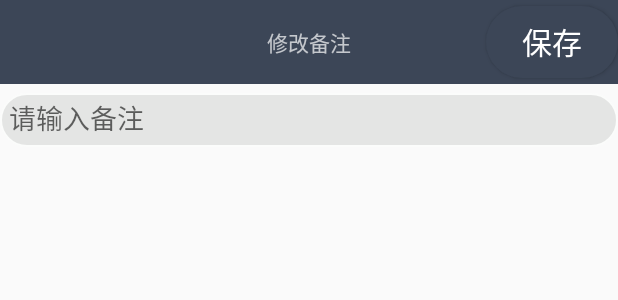
After one commit to lizhenzn/CM, an Android app: the layout activity_change_friend_note.xml on its own in the app's theme, with its tools: preview values and no code run, on a phone screen of 412 x 824 dp. The commit adds this screen. Shown: the top 300 px of the screen. Run offline under Robolectric (Android 15) with nearby library versions, the phone set to English and light mode, and no system bars.

Commit message:
1、添加好友备注功能 2、解决图片过大发送异常问题

```diff
--- a/app/src/main/AndroidManifest.xml
+++ b/app/src/main/AndroidManifest.xml
@@ -18,7 +18,8 @@
         android:roundIcon="@drawable/cm"
         android:supportsRtl="true"
         android:theme="@style/AppTheme">
-        <activity android:name=".friend.AccuseFriendActivity"></activity>
+        <activity android:name=".friend.ChangeFriendNoteActivity"></activity>
+        <activity android:name=".friend.AccuseFriendActivity" />
         <activity android:name=".myInfo.ChangePasswordActivity" />
         <activity android:name=".myInfo.EditEmailActivity" />
 
--- a/app/src/main/java/com/example/cm/friend/FriendBtnFragment.java
+++ b/app/src/main/java/com/example/cm/friend/FriendBtnFragment.java
@@ -26,7 +26,6 @@ private Button friendBtn;
         friendBtn.setOnClickListener(new View.OnClickListener() {
             @Override
             public void onClick(View v) {
-                Toast.makeText(getActivity(),"233333",Toast.LENGTH_LONG).show();
                 Intent intent=new Intent(getContext(),ContantActivity.class);
                 startActivity(intent);
                 ((Activity)MainActivity.getInstance()).overridePendingTransition(R.anim.bottom_in,R.anim.bottom_silent);
--- a/app/src/main/java/com/example/cm/friend/FriendFragment.java
+++ b/app/src/main/java/com/example/cm/friend/FriendFragment.java
@@ -68,7 +68,6 @@ public class FriendFragment extends Fragment  {
         //initChatList();
         chatListAdapter=new ChatListAdapter(getActivity());
         chatLV.setAdapter(chatListAdapter);
-        Log.d("test", "onCreateView: ");
         if(MessageManager.isHaveNewMessage()) {
             chatListAdapter.notifyDataSetChanged();
             MessageManager.setHaveNewMessage(false);
@@ -83,9 +82,8 @@ public class FriendFragment extends Fragment  {
                     public void onItemClick(AdapterView<?> parent, View view, int position, long id) {
                         Intent intent=new Intent(getActivity(), ChatActivity.class);
                         intent.putExtra("userName",MessageManager.getFriendInfoList().get(position).getUserName());
+                        intent.putExtra("noteName",MessageManager.getFriendInfoList().get(position).getNoteName());
                         startActivity(intent);
-                        Toast.makeText(getContext(),"点击  "+position,Toast.LENGTH_SHORT).show();
-                        Log.d("friend", "onItemClick: ");
                     }
                 });
 
@@ -107,7 +105,6 @@ public class FriendFragment extends Fragment  {
                 builder.setCancelable(true);
                 builder.setIcon(R.drawable.button);
                 builder.show();
-                Toast.makeText(getContext(),"点击  "+position,Toast.LENGTH_SHORT).show();
                 Log.d("friend", "onItemClick: ");
                 return true;
             }
--- a/app/src/main/java/com/example/cm/friend/SortAdapter.java
+++ b/app/src/main/java/com/example/cm/friend/SortAdapter.java
@@ -60,7 +60,7 @@ public class SortAdapter extends BaseAdapter {
             viewHolder.catalog.setVisibility(View.GONE);
         }
 
-        viewHolder.name.setText(this.list.get(position).getUserName());
+        viewHolder.name.setText(this.list.get(position).getNoteName());
         viewHolder.headIV.setImageBitmap(this.list.get(position).getHeadBt());
 
         return view;
--- a/app/src/main/java/com/example/cm/friend/chat/ChatAdapter.java
+++ b/app/src/main/java/com/example/cm/friend/chat/ChatAdapter.java
@@ -73,10 +73,10 @@ public class ChatAdapter extends BaseAdapter implements View.OnClickListener {
 
         viewHolder.imageView.setOnClickListener(this);
         if(messageList.get(position).getType()==1) {
-            viewHolder.nameTV.setText(messageList.get(position).getFrom());
+            viewHolder.nameTV.setText(MessageManager.getSmackUserInfo().getNiC());
             viewHolder.imageView.setImageBitmap(MessageManager.getSmackUserInfo().getHeadBt());
         }else{
-            viewHolder.nameTV.setText(messageList.get(position).getFrom());
+            viewHolder.nameTV.setText(friendInfo.getNoteName());
             viewHolder.imageView.setImageBitmap(friendInfo.getHeadBt());
         }
         if(messageList.get(position).getMessageType().equals("text"))
--- a/app/src/main/java/com/example/cm/friend/chat/ChatListAdapter.java
+++ b/app/src/main/java/com/example/cm/friend/chat/ChatListAdapter.java
@@ -93,12 +93,13 @@ public class ChatListAdapter extends BaseAdapter  {
        // params.width=displayMetrics.widthPixels;
            //设置会话列表信息显示各个好友最后一条信息时间、内容
         String userName= MessageManager.getFriendInfoList().get(position).getUserName();
+        String noteName= MessageManager.getFriendInfoList().get(position).getNoteName();
         List<Message> messageList=MessageManager.getMessageMap().get(userName);            //对应friendName的聊天信息列表
         //viewHolder.headImage.setImageDrawable(context.getResources().getDrawable(Integer.parseInt(map.get(Connect.friendInfoList.get(position).get("friendName").getHeadBt())));
         //viewHolder.headImage.setImageBitmap(map.get(Connect.friendInfoList.get(position).get("friendInfo").getHeadBt()));
         //viewHolder.headImage.setImageResource(cm);
         viewHolder.headImage.setImageBitmap(MessageManager.getFriendInfoList().get(position).getHeadBt());
-        viewHolder.nameTV.setText(userName);
+        viewHolder.nameTV.setText(noteName);
         if(messageList.size()>=1) {
             viewHolder.mesTV.setText(messageList.get(messageList.size() - 1).getBody());  //设置为最后一条信息
             long time=messageList.get(messageList.size()-1).getDate();
--- /dev/null
+++ b/app/src/main/res/layout/activity_change_friend_note.xml
@@ -0,0 +1,50 @@
+<?xml version="1.0" encoding="utf-8"?>
+<LinearLayout xmlns:android="http://schemas.android.com/apk/res/android"
+    xmlns:app="http://schemas.android.com/apk/res-auto"
+    android:orientation="vertical"
+    android:layout_width="match_parent"
+    android:layout_height="match_parent">
+
+    <android.support.v7.widget.Toolbar
+        android:id="@+id/changeFriendNote_toolbar"
+        android:layout_width="match_parent"
+        android:layout_height="wrap_content"
+        android:background="?attr/colorPrimary"
+        android:theme="@style/ThemeOverlay.AppCompat.Dark.ActionBar"
+        app:popupTheme="@style/ThemeOverlay.AppCompat.Light">
+
+        <TextView
+            android:layout_width="wrap_content"
+            android:layout_height="wrap_content"
+            android:layout_centerInParent="true"
+            android:layout_gravity="center"
+            android:text="修改备注" />
+        <Button
+            android:id="@+id/save_changeFriendNote_btn"
+            android:layout_width="wrap_content"
+            android:layout_height="wrap_content"
+            android:text="保存"
+            android:background="@drawable/button_search"
+            android:textSize="20sp"
+            android:layout_gravity="end"
+            />
+
+
+    </android.support.v7.widget.Toolbar>
+
+    <EditText
+        android:id="@+id/changeFriendNote_et"
+        android:hint="请输入备注"
+        android:layout_marginTop="6dp"
+        android:layout_width="match_parent"
+        android:layout_height="36dp"
+        android:background="@drawable/editview"
+        android:padding="6dp" />
+
+    <TextView
+        android:layout_width="wrap_content"
+        android:layout_height="match_parent"
+        android:text=""
+        android:textSize="10dp"/>
+
+</LinearLayout>
```
Also changed, not shown: app/src/main/java/com/example/cm/friend/AccuseFriendActivity.java (+34 -2 lines), app/src/main/java/com/example/cm/friend/ChangeFriendNoteActivity.java (added, +90 -0 lines), app/src/main/java/com/example/cm/friend/FriendInfoActivity.java (+25 -9 lines), app/src/main/java/com/example/cm/friend/chat/ChatActivity.java (+3 -4 lines), app/src/main/java/com/example/cm/myInfo/FriendInfo.java (+10 -0 lines), app/src/main/java/com/example/cm/util/AlbumUtil.java (+49 -1 lines), app/src/main/java/com/example/cm/util/DataBase.java (+22 -6 lines), app/src/main/java/com/example/cm/util/MessageManager.java (+10 -2 lines), app/src/main/res/layout/activity_friend_info.xml (+12 -3 lines).
